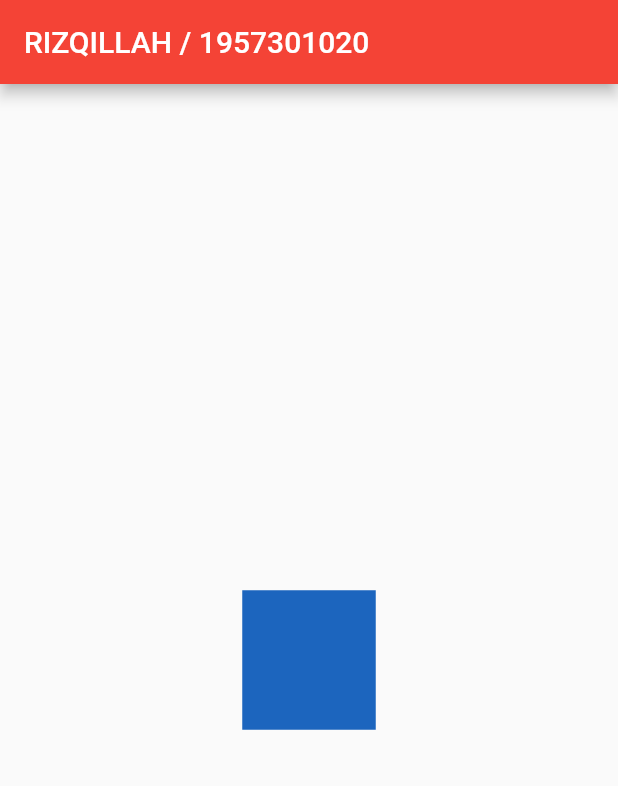
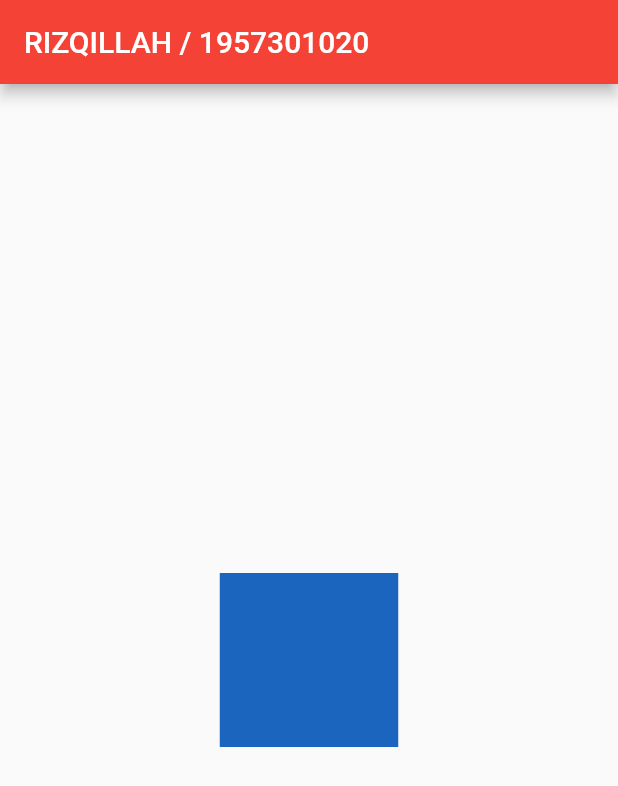
Before and after one commit to rizqillah-pnl/Belajar_Flutter, a Flutter app: the screen it shows after launch, on a phone screen of 412 x 824 dp. Shown: the top 786 px of the screen. Run offline on Flutter 3.47's test engine with Material 2 defaults, Android fonts, the phone set to English and light mode, and no system bars.

```diff
--- a/lib/main.dart
+++ b/lib/main.dart
@@ -28,8 +28,8 @@ class _MyAppState extends State<MyApp> {
             child: AnimatedContainer(
               color: Color.fromARGB(255, random.nextInt(256), random.nextInt(256), random.nextInt(256)),
               duration: Duration(seconds: 1),
-              width: 50.0 + random.nextInt(101),
-              height: 50.0 + random.nextInt(101),
+              width: 50.0 + random.nextInt(120),
+              height: 50.0 + random.nextInt(120),
             ),
           ),
         ),
```
Also changed, not shown: 1 other file.
